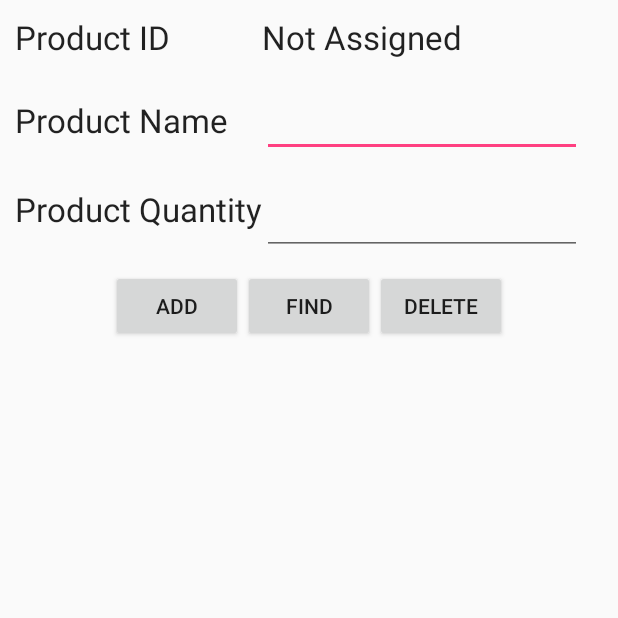
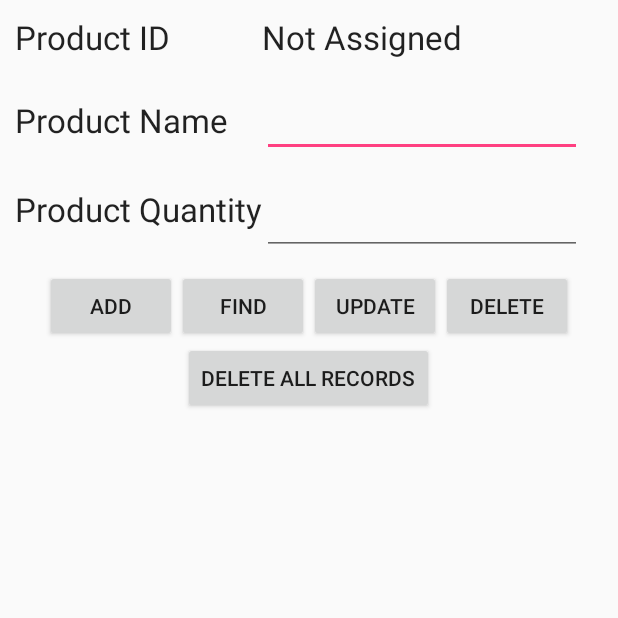
Before and after one commit to AuntKayKay/KaleighKendrickDatabase, an Android app: the screen it shows after launch (DatabaseActivity), on a phone screen of 412 x 824 dp, the top half of it. Run offline under Robolectric (Android 15) with nearby library versions, the phone set to English and light mode, and no system bars.

Commit message:
Added functionality to update a record and delete all records from the DB.

```diff
--- a/app/src/main/res/layout/activity_database.xml
+++ b/app/src/main/res/layout/activity_database.xml
@@ -99,11 +99,33 @@
             <Button
                 android:layout_width="wrap_content"
                 android:layout_height="wrap_content"
+                android:text="@string/UpdateButton"
+                android:id="@+id/updateButton"
+                android:onClick="updateProduct" />
+
+            <Button
+                android:layout_width="wrap_content"
+                android:layout_height="wrap_content"
                 android:text="@string/DeleteButton"
                 android:id="@+id/deleteButton"
                 android:layout_gravity="center_vertical"
                 android:onClick="removeProduct" />
+
         </LinearLayout>
     </TableLayout>
 
+    <LinearLayout
+        android:orientation="horizontal"
+        android:layout_width="match_parent"
+        android:layout_height="wrap_content"
+        android:gravity="center_horizontal">
+
+        <Button
+            android:layout_width="wrap_content"
+            android:layout_height="wrap_content"
+            android:text="@string/ClearAllButton"
+            android:id="@+id/clearAllButton"
+            android:onClick="removeAllProducts" />
+    </LinearLayout>
+
 </LinearLayout>
--- a/app/src/main/res/values/strings.xml
+++ b/app/src/main/res/values/strings.xml
@@ -5,9 +5,11 @@
     <string name="ProductIDText">Not Assigned</string>
     <string name="ProductNameLabel">Product Name</string>
     <string name="ProductQuantityLabel">Product Quantity</string>
-    <string name="ProductQuantityText"></string>
-    <string name="ProductNameText"></string>
+    <string name="ProductQuantityText"> </string>
+    <string name="ProductNameText"> </string>
     <string name="DeleteButton">Delete</string>
     <string name="FindButton">Find</string>
     <string name="AddButton">Add</string>
+    <string name="UpdateButton">Update</string>
+    <string name="ClearAllButton">Delete All Records</string>
 </resources>
```
Also changed, not shown: app/src/main/java/com/ebookfrenzy/kaleighkendrickdatabase/DatabaseActivity.java (+40 -0 lines), app/src/main/java/com/ebookfrenzy/kaleighkendrickdatabase/MyDBHandler.java (+43 -4 lines).
